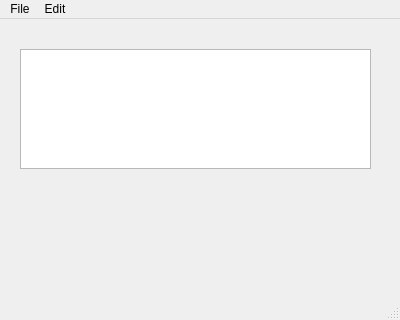
This is ui/main.ui in panda2134/PyFormula as Qt 5 draws it before an edit. The edited form follows.
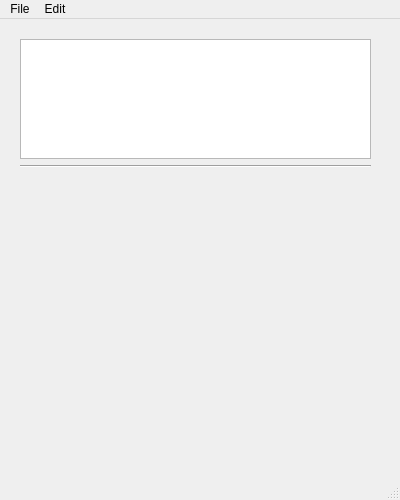
This is the edited form.

```diff
--- a/ui/main.ui
+++ b/ui/main.ui
@@ -7,7 +7,7 @@
     <x>0</x>
     <y>0</y>
     <width>400</width>
-    <height>320</height>
+       <height>500</height>
    </rect>
   </property>
   <property name="sizePolicy">
@@ -19,13 +19,13 @@
   <property name="minimumSize">
    <size>
     <width>400</width>
-    <height>320</height>
+       <height>500</height>
    </size>
   </property>
   <property name="maximumSize">
    <size>
     <width>400</width>
-    <height>320</height>
+       <height>500</height>
    </size>
   </property>
   <property name="windowTitle">
@@ -41,7 +41,7 @@
       <x>20</x>
       <y>20</y>
       <width>351</width>
-      <height>257</height>
+         <height>431</height>
      </rect>
     </property>
     <layout class="QVBoxLayout" name="verticalLayout">
@@ -73,6 +73,13 @@
        </property>
       </widget>
      </item>
+     <item>
+         <widget class="Line" name="line">
+             <property name="orientation">
+                 <enum>Qt::Horizontal</enum>
+             </property>
+         </widget>
+     </item>
      <item>
       <widget class="QLabel" name="imgLabel">
        <property name="sizePolicy">
@@ -90,7 +97,7 @@
        <property name="maximumSize">
         <size>
          <width>10000000</width>
-         <height>100</height>
+                        <height>300</height>
         </size>
        </property>
        <property name="text">
```
Lines whose indentation alone changed are shown as unchanged.
